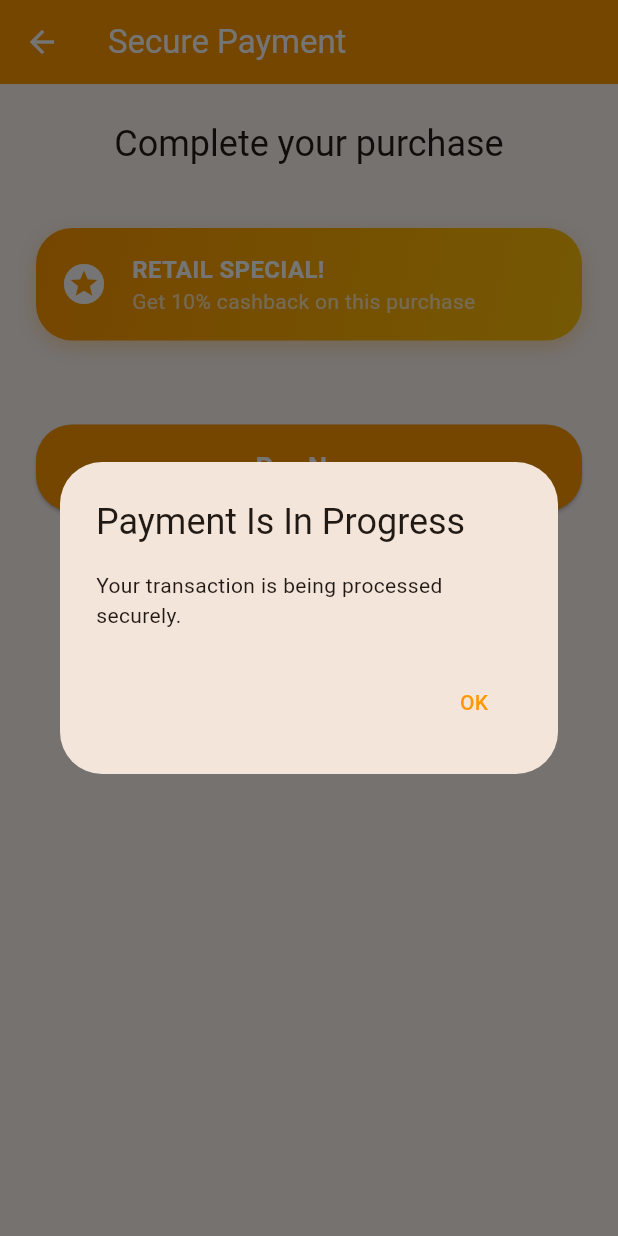
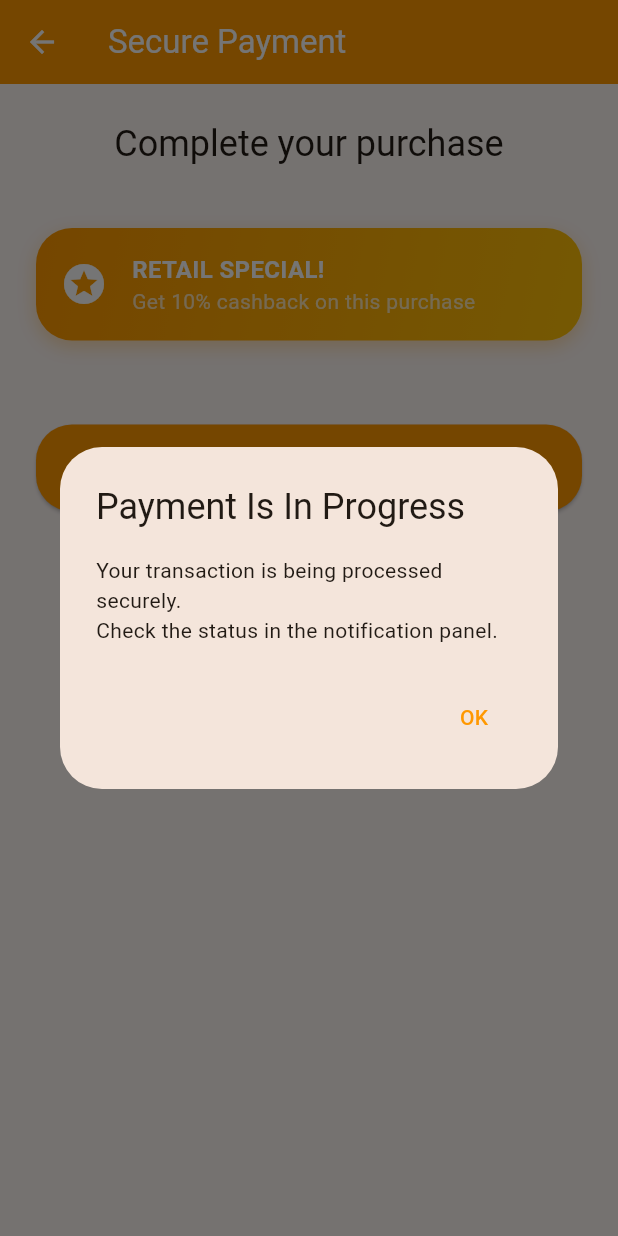
Before and after one commit to vitderkach/e_commerce_test_project, a Flutter app: the PaymentPage screen opened directly, after a tap on "Pay Now", on a phone screen of 412 x 824 dp. Run offline on Flutter 3.47's test engine with Material 3 defaults, Android fonts, the phone set to English and light mode, and no system bars; our stand-ins replace get_it.

Commit message:
Add the message text

```diff
--- a/lib/presentation/pages/payment_page.dart
+++ b/lib/presentation/pages/payment_page.dart
@@ -113,7 +113,7 @@ class _PaymentPageState extends State<PaymentPage> with PageConfigMixin<PaymentP
       context: context,
       builder: (context) => AlertDialog(
         title: const Text('Payment Is In Progress'),
-        content: const Text('Your transaction is being processed securely.'),
+        content: const Text('Your transaction is being processed securely.\nCheck the status in the notification panel.'),
         actions: [
           TextButton(
             onPressed: () {
```
